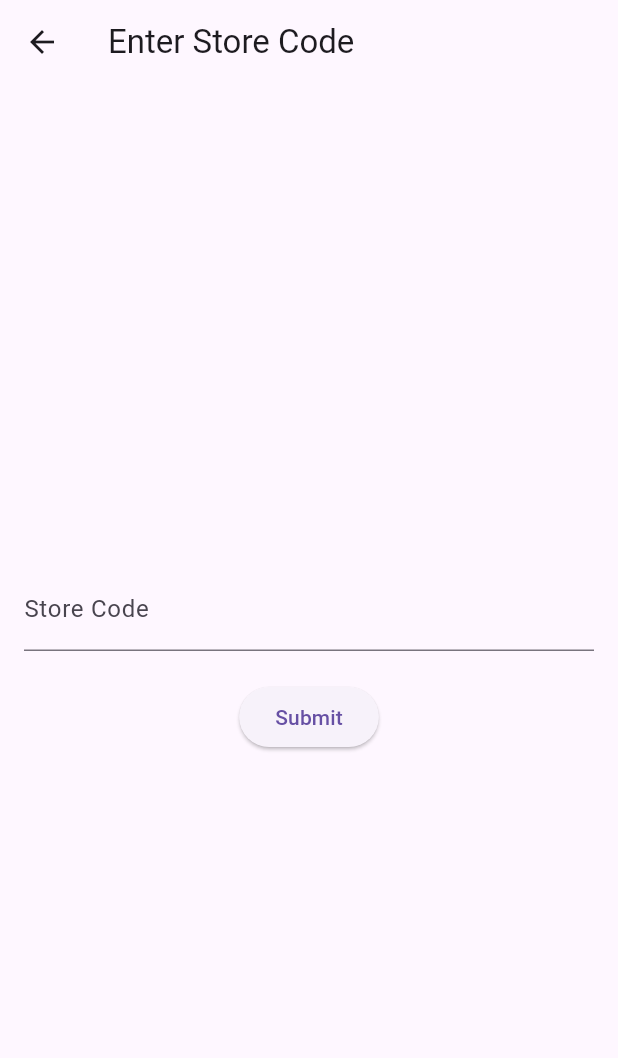
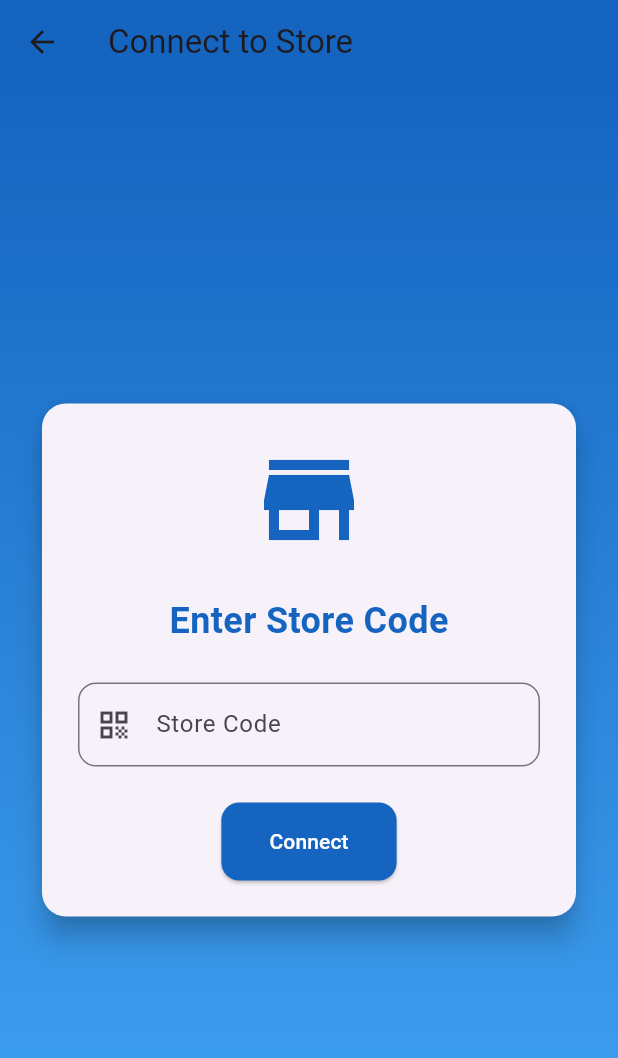
Before and after one commit to sonaincry/Device-Info, a Flutter app: the screen it shows after launch, after a tap on "Connect To Store", on a phone screen of 412 x 824 dp. Shown: the top 1058 px of the screen. Run offline on Flutter 3.47's test engine with Material 3 defaults, Android fonts, the light colour scheme and no system bars; our stand-ins replace device_info_plus, dio, fl_chart, flutter_screenutil, flutter_secure_storage, permission_handler and 1 more; missing offline and left inert: android_id; network calls fail.

Commit message:
update 24

```diff
--- a/lib/presentation/screens/partners/dashboard.dart
+++ b/lib/presentation/screens/partners/dashboard.dart
@@ -1,5 +1,5 @@
+import 'package:flutter/material.dart';
 import 'package:device_info_application/presentation/screens/shared/device_info_service.dart';
-import 'package:flutter/material.dart';
 import 'package:device_info_application/presentation/screens/device_info.dart';
 import 'package:device_info_application/presentation/screens/store_code_input.dart';
 import 'package:device_info_application/presentation/screens/display_device.dart';
@@ -37,98 +37,168 @@ class DashboardScreen extends StatelessWidget {
       future: deviceInfoService.getDeviceInfo(context),
       builder: (context, snapshot) {
         if (snapshot.connectionState == ConnectionState.waiting) {
-          return Scaffold(
-            body: Center(child: CircularProgressIndicator()),
-          );
+          return _buildLoadingScreen();
         } else if (snapshot.hasError) {
-          return Scaffold(
-            body: Center(child: Text('Error: ${snapshot.error}')),
-          );
+          return _buildErrorScreen(snapshot.error.toString());
         } else if (snapshot.hasData) {
           final deviceId = snapshot.data!['deviceId'] as int;
-          return Scaffold(
-            appBar: AppBar(
-              title: Text('Dashboard'),
-              backgroundColor: Colors.teal,
-            ),
-            body: Padding(
-              padding: const EdgeInsets.all(16.0),
-              child: Column(
-                mainAxisAlignment: MainAxisAlignment.start,
-                crossAxisAlignment: CrossAxisAlignment.stretch,
-                children: <Widget>[
-                  SizedBox(height: 20),
-                  Text(
-                    'Welcome to Your Dashboard',
-                    style: TextStyle(
-                      fontSize: 24,
-                      fontWeight: FontWeight.bold,
-                    ),
-                    textAlign: TextAlign.center,
-                  ),
-                  SizedBox(height: 20),
-                  _buildCardButton(
-                    icon: Icons.add_circle_outline,
-                    title: 'Connect To Store',
-                    onPressed: () => _addNewDevice(context),
-                  ),
-                  SizedBox(height: 16),
-                  _buildCardButton(
-                    icon: Icons.info_outline,
-                    title: 'Device Info',
-                    onPressed: () => _deviceInfo(context),
-                  ),
-                  SizedBox(height: 16),
-                  _buildCardButton(
-                    icon: Icons.devices,
-                    title: 'Display Device',
-                    onPressed: () => _displayScreen(context, deviceId),
-                  ),
-                ],
-              ),
-            ),
-          );
+          return _buildDashboard(context, deviceId);
         } else {
-          return Scaffold(
-            body: Center(child: Text('No data available')),
-          );
+          return _buildNoDataScreen();
         }
       },
     );
   }
 
-  Widget _buildCardButton({
-    required IconData icon,
-    required String title,
-    required VoidCallback onPressed,
-  }) {
-    return Card(
-      shape: RoundedRectangleBorder(
-        borderRadius: BorderRadius.circular(10),
+  Widget _buildLoadingScreen() {
+    return Scaffold(
+      body: Center(
+        child: CircularProgressIndicator(
+          valueColor: AlwaysStoppedAnimation<Color>(Colors.teal),
+        ),
       ),
-      elevation: 5,
-      child: Padding(
-        padding: const EdgeInsets.all(16.0),
+    );
+  }
+
+  Widget _buildErrorScreen(String error) {
+    return Scaffold(
+      body: Center(
         child: Column(
+          mainAxisAlignment: MainAxisAlignment.center,
           children: [
-            Icon(
-              icon,
-              size: 48,
-              color: Colors.teal,
+            Icon(Icons.error_outline, size: 60, color: Colors.red),
+            SizedBox(height: 16),
+            Text(
+              'Oops! Something went wrong',
+              style: TextStyle(fontSize: 20, fontWeight: FontWeight.bold),
             ),
-            SizedBox(height: 10),
-            ElevatedButton(
-              onPressed: onPressed,
-              style: ElevatedButton.styleFrom(
-                backgroundColor: Colors.teal,
-                padding: EdgeInsets.symmetric(vertical: 15),
-                textStyle: TextStyle(fontSize: 18),
-              ),
-              child: Text(title),
+            SizedBox(height: 8),
+            Text(
+              error,
+              style: TextStyle(color: Colors.grey[600]),
+              textAlign: TextAlign.center,
             ),
           ],
         ),
       ),
     );
   }
+
+  Widget _buildNoDataScreen() {
+    return Scaffold(
+      body: Center(
+        child: Text(
+          'No data available',
+          style: TextStyle(fontSize: 18, color: Colors.grey[600]),
+        ),
+      ),
+    );
+  }
+
+  Widget _buildDashboard(BuildContext context, int deviceId) {
+    return Scaffold(
+      body: CustomScrollView(
+        slivers: [
+          SliverAppBar(
+            expandedHeight: 200.0,
+            floating: false,
+            pinned: true,
+            flexibleSpace: FlexibleSpaceBar(
+              title: Text(''),
+              background: Container(
+                decoration: BoxDecoration(
+                  gradient: LinearGradient(
+                    begin: Alignment.topCenter,
+                    end: Alignment.bottomCenter,
+                    colors: [Colors.teal, Colors.teal.shade200],
+                  ),
+                ),
+                child: Center(
+                  child: Icon(
+                    Icons.dashboard,
+                    size: 80,
+                    color: Colors.white,
+                  ),
+                ),
+              ),
+            ),
+          ),
+          SliverPadding(
+            padding: EdgeInsets.all(16.0),
+            sliver: SliverGrid(
+              gridDelegate: SliverGridDelegateWithFixedCrossAxisCount(
+                crossAxisCount: 2,
+                childAspectRatio: 1.0,
+                crossAxisSpacing: 16.0,
+                mainAxisSpacing: 16.0,
+              ),
+              delegate: SliverChildListDelegate(
+                [
+                  _buildDashboardCard(
+                    icon: Icons.add_circle_outline,
+                    title: 'Connect To Store',
+                    onTap: () => _addNewDevice(context),
+                    color: Colors.blue,
+                  ),
+                  _buildDashboardCard(
+                    icon: Icons.info_outline,
+                    title: 'Device Info',
+                    onTap: () => _deviceInfo(context),
+                    color: Colors.orange,
+                  ),
+                  _buildDashboardCard(
+                    icon: Icons.devices,
+                    title: 'Display Device',
+                    onTap: () => _displayScreen(context, deviceId),
+                    color: Colors.green,
+                  ),
+                ],
+              ),
+            ),
+          ),
+        ],
+      ),
+    );
+  }
+
+  Widget _buildDashboardCard({
+    required IconData icon,
+    required String title,
+    required VoidCallback onTap,
+    required Color color,
+  }) {
+    return Card(
+      elevation: 4,
+      shape: RoundedRectangleBorder(borderRadius: BorderRadius.circular(16)),
+      child: InkWell(
+        onTap: onTap,
+        child: Container(
+          decoration: BoxDecoration(
+            borderRadius: BorderRadius.circular(16),
+            gradient: LinearGradient(
+              begin: Alignment.topLeft,
+              end: Alignment.bottomRight,
+              colors: [color.withOpacity(0.8), color.withOpacity(0.6)],
+            ),
+          ),
+          child: Column(
+            mainAxisAlignment: MainAxisAlignment.center,
+            children: [
+              Icon(icon, size: 50, color: Colors.white),
+              SizedBox(height: 12),
+              Text(
+                title,
+                style: TextStyle(
+                  color: Colors.white,
+                  fontSize: 16,
+                  fontWeight: FontWeight.bold,
+                ),
+                textAlign: TextAlign.center,
+              ),
+            ],
+          ),
+        ),
+      ),
+    );
+  }
 }
--- a/lib/presentation/screens/store_code_input.dart
+++ b/lib/presentation/screens/store_code_input.dart
@@ -171,17 +171,65 @@ class _StoreCodeInputScreenState extends State<StoreCodeInputScreen> {
   @override
   Widget build(BuildContext context) {
     return Scaffold(
-      appBar: AppBar(title: Text('Enter Store Code')),
-      body: Padding(
-        padding: const EdgeInsets.all(16.0),
+      appBar: AppBar(
+        title: Text('Connect to Store'),
+        backgroundColor: Colors.blue[800],
+        elevation: 0,
+      ),
+      body: Container(
+        decoration: BoxDecoration(
+          gradient: LinearGradient(
+            begin: Alignment.topCenter,
+            end: Alignment.bottomCenter,
+            colors: [Colors.blue[800]!, Colors.blue[400]!],
+          ),
+        ),
+        child: SafeArea(
+          child: Center(
+            child: SingleChildScrollView(
+              child: Padding(
+                padding: const EdgeInsets.all(24.0),
+                child: Card(
+                  elevation: 8,
+                  shape: RoundedRectangleBorder(
+                    borderRadius: BorderRadius.circular(16),
+                  ),
+                  child: Padding(
+                    padding: const EdgeInsets.all(24.0),
                     child: Form(
                       key: _formKey,
                       child: Column(
-            mainAxisAlignment: MainAxisAlignment.center,
+                        mainAxisSize: MainAxisSize.min,
                         children: [
+                          Icon(
+                            Icons.store,
+                            size: 80,
+                            color: Colors.blue[800],
+                          ),
+                          SizedBox(height: 24),
+                          Text(
+                            'Enter Store Code',
+                            style: TextStyle(
+                              fontSize: 24,
+                              fontWeight: FontWeight.bold,
+                              color: Colors.blue[800],
+                            ),
+                          ),
+                          SizedBox(height: 24),
                           TextFormField(
                             controller: storeCodeController,
-                decoration: InputDecoration(labelText: 'Store Code'),
+                            decoration: InputDecoration(
+                              labelText: 'Store Code',
+                              prefixIcon: Icon(Icons.qr_code),
+                              border: OutlineInputBorder(
+                                borderRadius: BorderRadius.circular(12),
+                              ),
+                              focusedBorder: OutlineInputBorder(
+                                borderRadius: BorderRadius.circular(12),
+                                borderSide: BorderSide(
+                                    color: Colors.blue[800]!, width: 2),
+                              ),
+                            ),
                             validator: (value) {
                               if (value == null || value.isEmpty) {
                                 return 'Please enter a store code';
@@ -189,13 +237,35 @@ class _StoreCodeInputScreenState extends State<StoreCodeInputScreen> {
                               return null;
                             },
                           ),
-              SizedBox(height: 20),
+                          SizedBox(height: 24),
                           ElevatedButton(
-                onPressed: _isLoading ? null : fetchStoreIdAndAddDevice,
-                child:
-                    _isLoading ? CircularProgressIndicator() : Text('Submit'),
+                            onPressed:
+                                _isLoading ? null : fetchStoreIdAndAddDevice,
+                            child: _isLoading
+                                ? SizedBox(
+                                    width: 24,
+                                    height: 24,
+                                    child: CircularProgressIndicator(
+                                        color: Colors.white),
+                                  )
+                                : Text('Connect'),
+                            style: ElevatedButton.styleFrom(
+                              foregroundColor: Colors.white,
+                              backgroundColor: Colors.blue[800],
+                              padding: EdgeInsets.symmetric(
+                                  horizontal: 32, vertical: 16),
+                              shape: RoundedRectangleBorder(
+                                borderRadius: BorderRadius.circular(12),
+                              ),
+                            ),
                           ),
                         ],
+                      ),
+                    ),
+                  ),
+                ),
+              ),
+            ),
           ),
         ),
       ),
```
Lines whose indentation alone changed are shown as unchanged.
